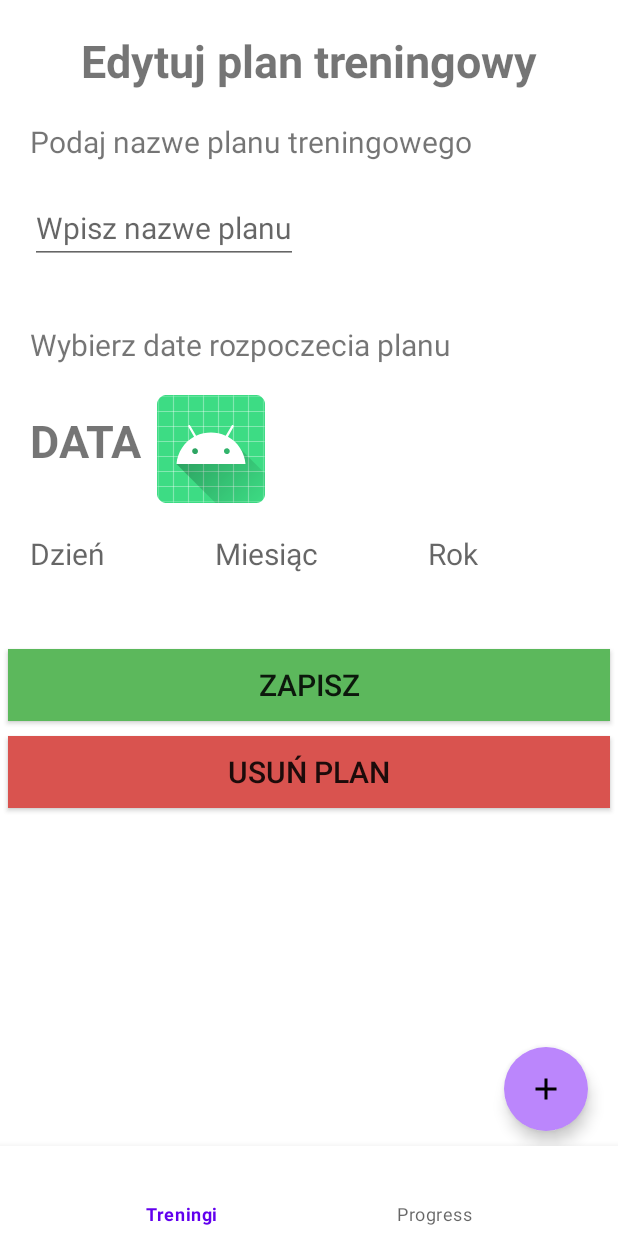
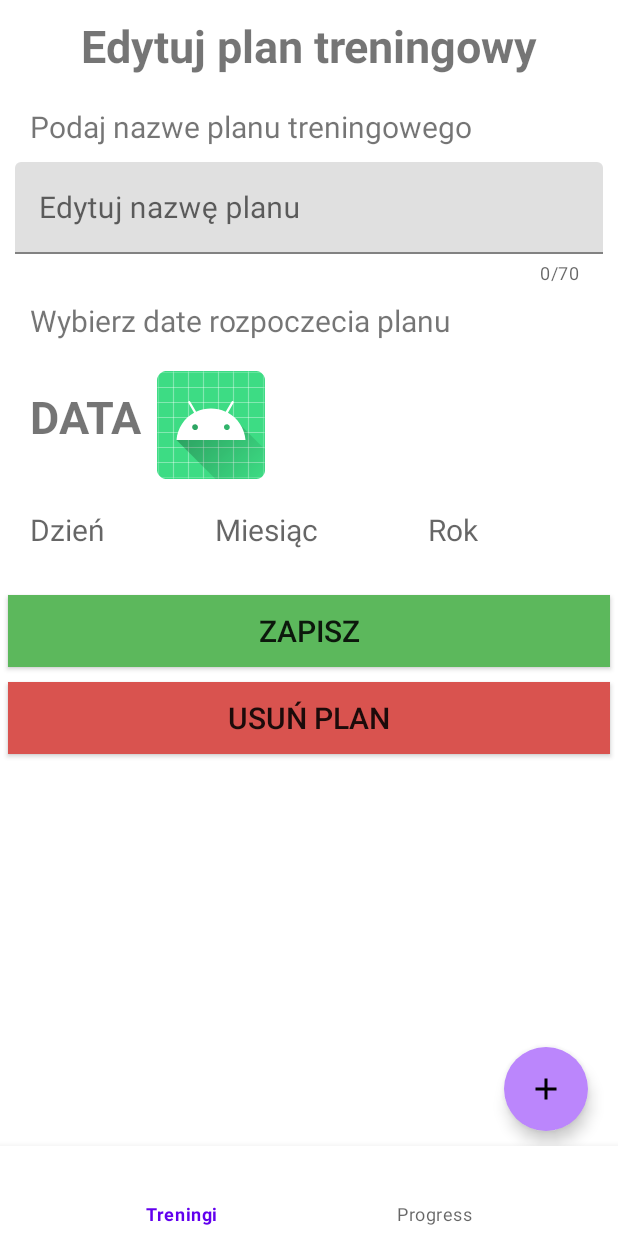
Before and after one commit to MattiusW/PracaInz, an Android app: the EditTrainingPlanFragment screen opened through its navigation route, on a phone screen of 412 x 824 dp. Run offline under Robolectric (Android 15) with nearby library versions, the phone set to English and light mode, and no system bars; our stand-ins replace Room's generated code, navigation-ui; 1 statement that could not run was skipped.

Commit message:
Utworzenie walidacji danych do nazwy planu oraz wyswietlenie komunikatu bledu

```diff
--- a/GymPlanApp/app/src/main/res/layout/fragment_edit_training_plan.xml
+++ b/GymPlanApp/app/src/main/res/layout/fragment_edit_training_plan.xml
@@ -3,13 +3,14 @@
     xmlns:tools="http://schemas.android.com/tools"
     android:layout_width="match_parent"
     android:layout_height="match_parent"
+    xmlns:app="http://schemas.android.com/apk/res-auto"
     tools:context=".ui.training_plan_fragment.add_training_plan_fragment.AddTrainingPlanFragment"
     android:orientation="vertical">
 
     <TextView
         android:layout_width="match_parent"
         android:layout_height="wrap_content"
-        android:layout_marginTop="20dp"
+        android:layout_marginTop="10dp"
         android:textSize="30dp"
         android:textStyle="bold"
         android:gravity="center"
@@ -24,13 +25,21 @@
         android:textSize="20sp"
         android:text="@string/info_get_plan_name" />
 
-    <EditText
-        android:id="@+id/enter_plan_name"
-        android:layout_margin="20dp"
-        android:layout_width="wrap_content"
+    <com.google.android.material.textfield.TextInputLayout
+        style="@style/ThemeOverlay.Material3.AutoCompleteTextView.OutlinedBox"
+        android:layout_width="match_parent"
         android:layout_height="wrap_content"
-        android:textSize="20sp"
-        android:hint="Wpisz nazwe planu"/>
+        android:layout_margin="10dp"
+        app:counterEnabled="true"
+        app:counterMaxLength="70">
+
+        <com.google.android.material.textfield.TextInputEditText
+            android:id="@+id/enter_plan_name"
+            android:layout_width="match_parent"
+            android:layout_height="match_parent"
+            android:textSize="20sp"
+            android:hint="Edytuj nazwę planu"/>
+    </com.google.android.material.textfield.TextInputLayout>
 
     <TextView
         android:text="@string/info_get_date_plan"
@@ -38,7 +47,6 @@
         android:layout_height="wrap_content"
         android:layout_marginLeft="20dp"
         android:layout_marginRight="20dp"
-        android:layout_marginTop="20dp"
         android:textSize="20sp"/>
 
     <LinearLayout
@@ -94,7 +102,6 @@
             android:hint="Rok"
             android:layout_weight="1"
             android:textSize="20sp"/>
-
     </LinearLayout>
 
     <androidx.appcompat.widget.AppCompatButton
@@ -107,7 +114,7 @@
         android:text="@string/button_save"
         android:layout_marginLeft="5dp"
         android:layout_marginRight="5dp"
-        android:layout_marginTop="50dp"/>
+        android:layout_marginTop="30dp"/>
 
     <androidx.appcompat.widget.AppCompatButton
         android:id="@+id/deletePlanBtn"
```
Also changed, not shown: GymPlanApp/app/src/main/java/pl/mw/gymplanapp/ui/training_plan_fragment/add_training_plan_fragment/AddTrainingPlanFragment.kt (+15 -4 lines), GymPlanApp/app/src/main/java/pl/mw/gymplanapp/ui/training_plan_fragment/edit_training_plan_fragment/EditTrainingPlanFragment.kt (+12 -3 lines), GymPlanApp/app/src/main/res/layout/fragment_add_training_plan.xml (+17 -8 lines).
